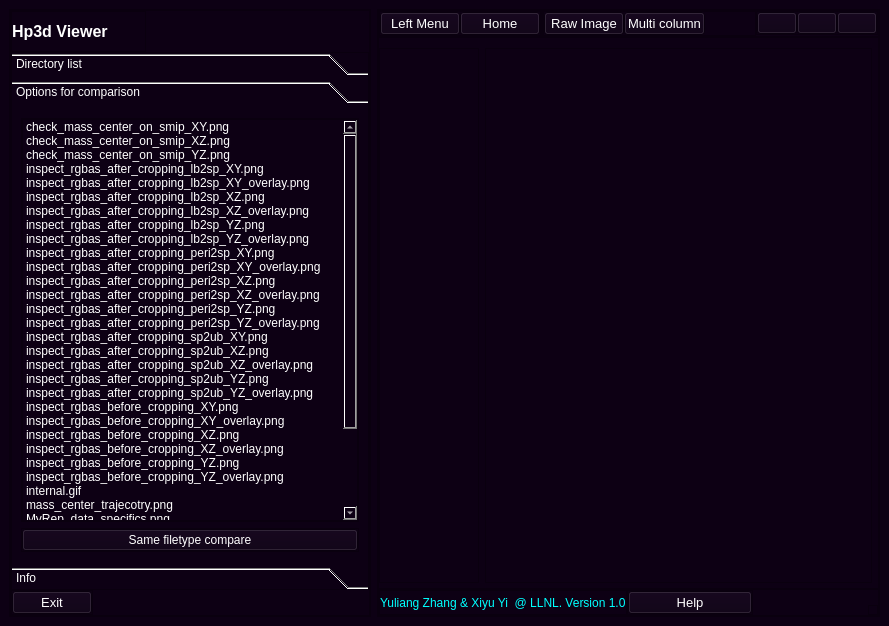
xiyuyi-at-LLNL/llsmvis, file llsmvis/extensions/hp3d-viewer/interface.ui: the form before one commit.
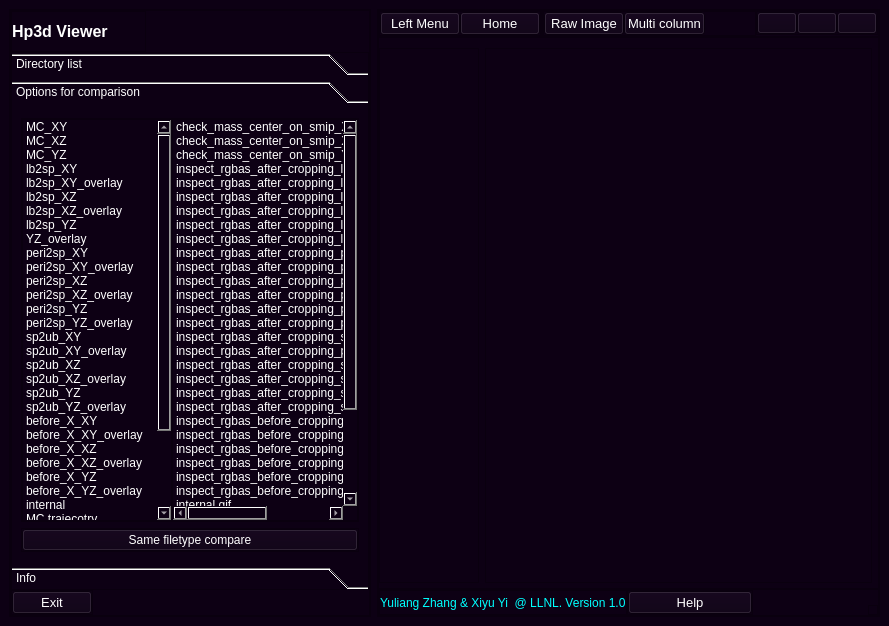
The form after the commit. Icons and pictures are not drawn. Custom widgets are drawn as their Qt base class.

Diff of the .ui file:
```diff
--- a/llsmvis/extensions/hp3d-viewer/interface.ui
+++ b/llsmvis/extensions/hp3d-viewer/interface.ui
@@ -331,7 +331,7 @@
                    <property name="frameShadow">
                     <enum>QFrame::Raised</enum>
                    </property>
-                   <layout class="QVBoxLayout" name="verticalLayout_2">
+                   <layout class="QHBoxLayout" name="horizontalLayout_17">
                     <property name="spacing">
                      <number>0</number>
                     </property>
@@ -347,6 +347,197 @@
                     <property name="bottomMargin">
                      <number>0</number>
                     </property>
+                    <item>
+                     <widget class="QListWidget" name="short_file_name">
+                      <property name="minimumSize">
+                       <size>
+                        <width>150</width>
+                        <height>0</height>
+                       </size>
+                      </property>
+                      <property name="maximumSize">
+                       <size>
+                        <width>150</width>
+                        <height>16777215</height>
+                       </size>
+                      </property>
+                      <item>
+                       <property name="text">
+                        <string>MC_XY</string>
+                       </property>
+                      </item>
+                      <item>
+                       <property name="text">
+                        <string>MC_XZ</string>
+                       </property>
+                      </item>
+                      <item>
+                       <property name="text">
+                        <string>MC_YZ</string>
+                       </property>
+                      </item>
+                      <item>
+                       <property name="text">
+                        <string>lb2sp_XY</string>
+                       </property>
+                      </item>
+                      <item>
+                       <property name="text">
+                        <string>lb2sp_XY_overlay</string>
+                       </property>
+                      </item>
+                      <item>
+                       <property name="text">
+                        <string>lb2sp_XZ</string>
+                       </property>
+                      </item>
+                      <item>
+                       <property name="text">
+                        <string>lb2sp_XZ_overlay</string>
+                       </property>
+                      </item>
+                      <item>
+                       <property name="text">
+                        <string>lb2sp_YZ</string>
+                       </property>
+                      </item>
+                      <item>
+                       <property name="text">
+                        <string>YZ_overlay</string>
+                       </property>
+                      </item>
+                      <item>
+                       <property name="text">
+                        <string>peri2sp_XY</string>
+                       </property>
+                      </item>
+                      <item>
+                       <property name="text">
+                        <string>peri2sp_XY_overlay</string>
+                       </property>
+                      </item>
+                      <item>
+                       <property name="text">
+                        <string>peri2sp_XZ</string>
+                       </property>
+                      </item>
+                      <item>
+                       <property name="text">
+                        <string>peri2sp_XZ_overlay</string>
+                       </property>
+                      </item>
+                      <item>
+                       <property name="text">
+                        <string>peri2sp_YZ</string>
+                       </property>
+                      </item>
+                      <item>
+                       <property name="text">
+                        <string>peri2sp_YZ_overlay</string>
+                       </property>
+                      </item>
+                      <item>
+                       <property name="text">
+                        <string>sp2ub_XY</string>
+                       </property>
+                      </item>
+                      <item>
+                       <property name="text">
+                        <string>sp2ub_XY_overlay</string>
+                       </property>
+                      </item>
+                      <item>
+                       <property name="text">
+                        <string>sp2ub_XZ</string>
+                       </property>
+                      </item>
+                      <item>
+                       <property name="text">
+                        <string>sp2ub_XZ_overlay</string>
+                       </property>
+                      </item>
+                      <item>
+                       <property name="text">
+                        <string>sp2ub_YZ</string>
+                       </property>
+                      </item>
+                      <item>
+                       <property name="text">
+                        <string>sp2ub_YZ_overlay</string>
+                       </property>
+                      </item>
+                      <item>
+                       <property name="text">
+                        <string>before_X_XY</string>
+                       </property>
+                      </item>
+                      <item>
+                       <property name="text">
+                        <string>before_X_XY_overlay</string>
+                       </property>
+                      </item>
+                      <item>
+                       <property name="text">
+                        <string>before_X_XZ</string>
+                       </property>
+                      </item>
+                      <item>
+                       <property name="text">
+                        <string>before_X_XZ_overlay</string>
+                       </property>
+                      </item>
+                      <item>
+                       <property name="text">
+                        <string>before_X_YZ</string>
+                       </property>
+                      </item>
+                      <item>
+                       <property name="text">
+                        <string>before_X_YZ_overlay</string>
+                       </property>
+                      </item>
+                      <item>
+                       <property name="text">
+                        <string>internal</string>
+                       </property>
+                      </item>
+                      <item>
+                       <property name="text">
+                        <string>MC trajecotry</string>
+                       </property>
+                      </item>
+                      <item>
+                       <property name="text">
+                        <string>Data specifics</string>
+                       </property>
+                      </item>
+                      <item>
+                       <property name="text">
+                        <string>peripheral</string>
+                       </property>
+                      </item>
+                      <item>
+                       <property name="text">
+                        <string>peripheral_and_internal</string>
+                       </property>
+                      </item>
+                      <item>
+                       <property name="text">
+                        <string>rouphness</string>
+                       </property>
+                      </item>
+                      <item>
+                       <property name="text">
+                        <string>thresholds</string>
+                       </property>
+                      </item>
+                      <item>
+                       <property name="text">
+                        <string>VC trajectory</string>
+                       </property>
+                      </item>
+                     </widget>
+                    </item>
                     <item>
                      <widget class="QListWidget" name="same_type_name">
                       <item>
@@ -429,6 +620,11 @@
                         <string>inspect_rgbas_after_cropping_sp2ub_XY.png</string>
                        </property>
                       </item>
+                      <item>
+                       <property name="text">
+                        <string>inspect_rgbas_after_cropping_peri2sp_XY_overlay.png</string>
+                       </property>
+                      </item>
                       <item>
                        <property name="text">
                         <string>inspect_rgbas_after_cropping_sp2ub_XZ.png</string>
```
Left out of the diff: 10 changed lines with no effect on the pictures.
